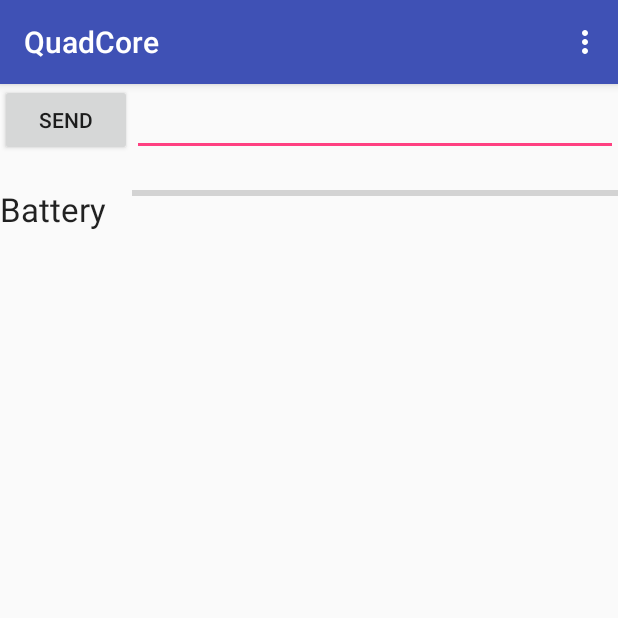
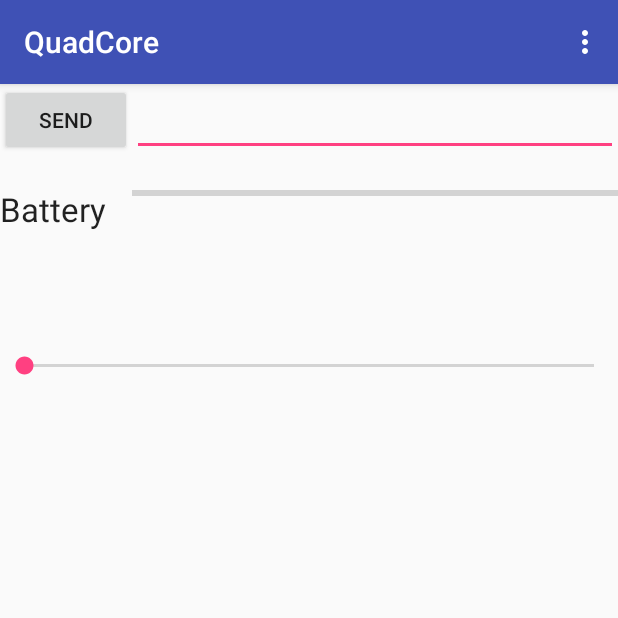
Before and after one commit to alexandrudsc/QuadCore, an Android app: the screen it shows after launch (BluetoothActivity), on a phone screen of 412 x 824 dp, the top half of it. Run offline under Robolectric (Android 15) with nearby library versions, the phone set to English and light mode, and no system bars.

Commit message:
completed bluetooth test for motor speed

```diff
--- a/app/src/main/java/com/alexandru/quadcore/BluetoothActivity.java
+++ b/app/src/main/java/com/alexandru/quadcore/BluetoothActivity.java
@@ -19,6 +19,8 @@ import android.view.View.OnClickListener;
 import android.view.inputmethod.EditorInfo;
 import android.widget.Button;
 import android.widget.EditText;
+import android.widget.ProgressBar;
+import android.widget.SeekBar;
 import android.widget.TextView;
 import android.widget.Toast;
 
@@ -78,6 +80,25 @@ public class BluetoothActivity extends AppCompatActivity {
         mBluetoothAdapter = BluetoothAdapter.getDefaultAdapter();
 
         msgResolver = new MessageResolver(this);
+
+        // progress bar for motor speed
+        SeekBar motorStatus = (SeekBar)findViewById(R.id.motorSpeed);
+        motorStatus.setOnSeekBarChangeListener(new SeekBar.OnSeekBarChangeListener() {
+            @Override
+            public void onProgressChanged(SeekBar seekBar, int progress, boolean fromUser) {
+                sendMessage((char)progress + "");
+            }
+
+            @Override
+            public void onStartTrackingTouch(SeekBar seekBar) {
+
+            }
+
+            @Override
+            public void onStopTrackingTouch(SeekBar seekBar) {
+
+            }
+        });
 
         // If the adapter is null, then Bluetooth is not supported
         if (mBluetoothAdapter == null) {
@@ -181,6 +202,9 @@ public class BluetoothActivity extends AppCompatActivity {
             Toast.makeText(this, R.string.not_connected, Toast.LENGTH_SHORT).show();
             return;
         }
+
+        Log.d(TAG, message);
+
 
         // Check that there's actually something to send
         if (message.length() > 0) {
--- a/app/src/main/res/layout/activity_bluetooth.xml
+++ b/app/src/main/res/layout/activity_bluetooth.xml
@@ -40,4 +40,15 @@
         android:layout_above="@+id/batteryStatus"
         android:layout_toEndOf="@+id/button_send" />
 
+    <SeekBar
+        android:layout_width="wrap_content"
+        android:layout_height="50dp"
+        android:id="@+id/motorSpeed"
+        android:layout_below="@+id/textView"
+        android:layout_alignParentStart="true"
+        android:layout_marginTop="65dp"
+        android:layout_alignParentEnd="true"
+        android:indeterminate="false"
+        android:max="100" />
+
 </RelativeLayout>
```
Also changed, not shown: app/src/main/java/com/alexandru/quadcore/com/alexandru/quadcore/communication/MessageResolver.java (+7 -6 lines).
